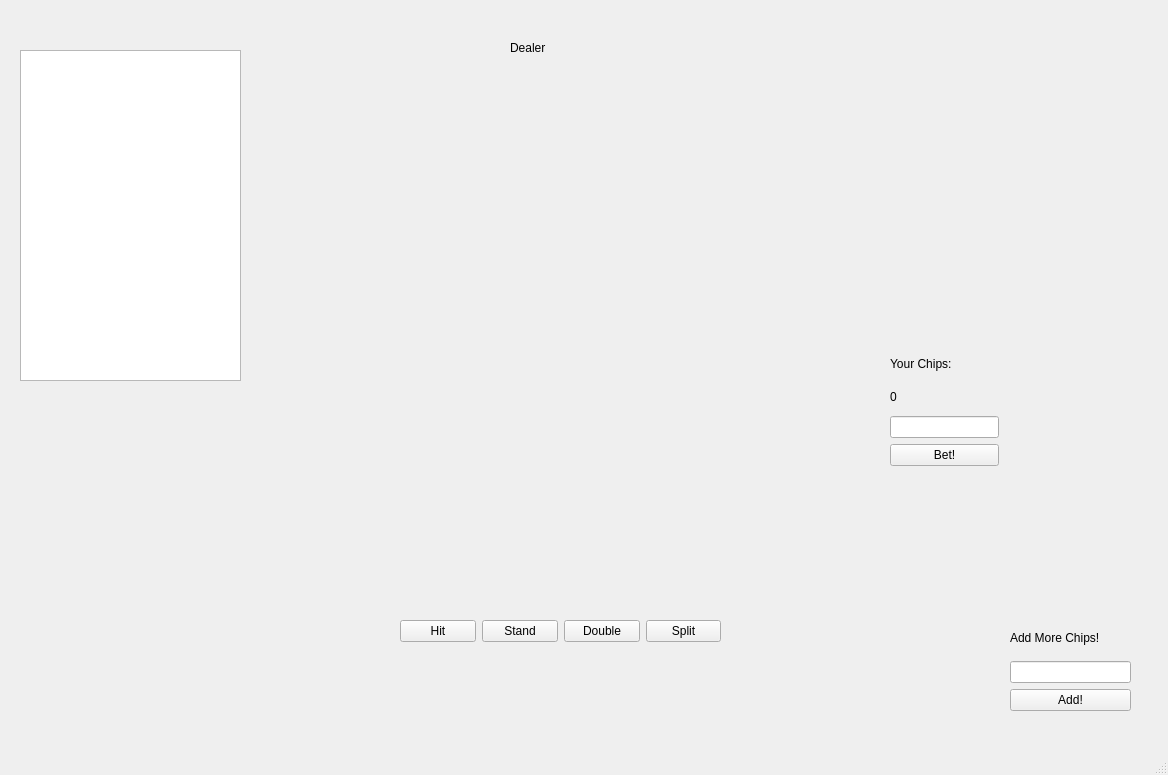
Above: BlackJackGUI/mainwindow.ui from Yur3te/BlackJack before the change. Below: the same form after it.
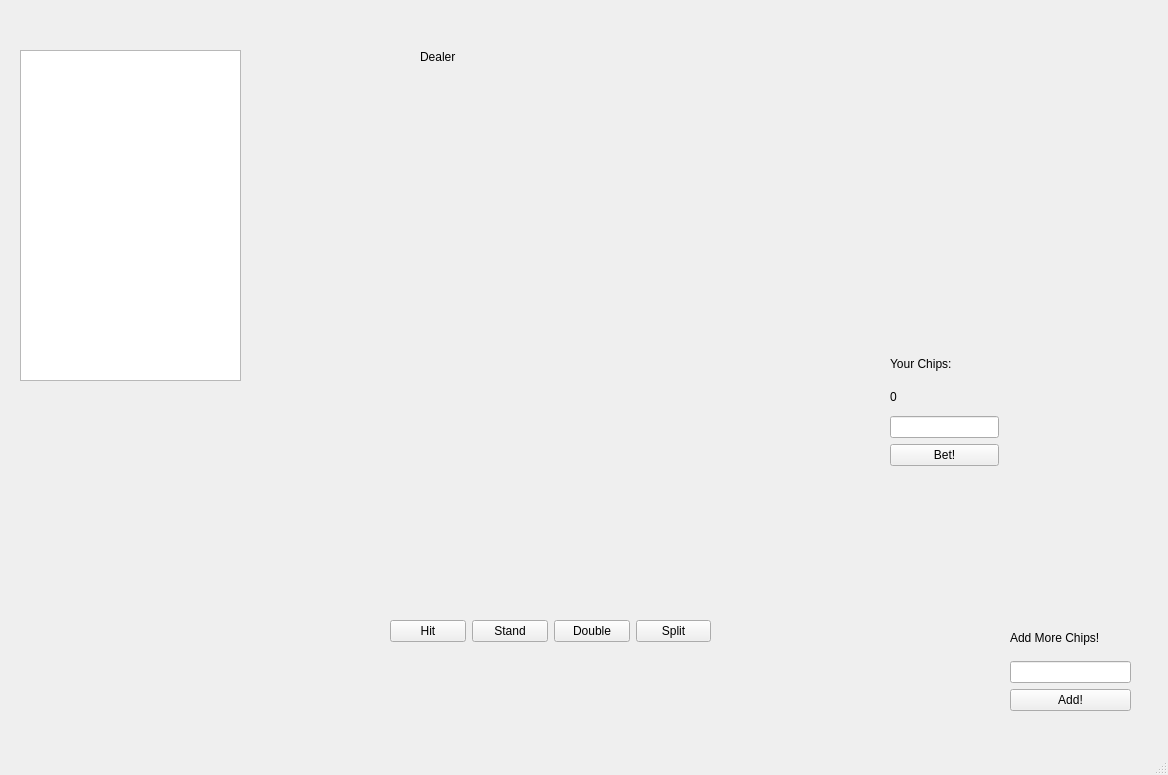
That is the form after the change.

What changed in the file:
```diff
--- a/BlackJackGUI/mainwindow.ui
+++ b/BlackJackGUI/mainwindow.ui
@@ -17,40 +17,27 @@
    <widget class="QWidget" name="dealerCardsWidget" native="true">
     <property name="geometry">
      <rect>
-      <x>320</x>
-      <y>70</y>
+      <x>340</x>
+      <y>90</y>
       <width>671</width>
       <height>171</height>
      </rect>
     </property>
    </widget>
-   <widget class="QLabel" name="label_2">
-    <property name="geometry">
-     <rect>
-      <x>510</x>
-      <y>40</y>
-      <width>49</width>
-      <height>16</height>
-     </rect>
-    </property>
-    <property name="text">
-     <string>Dealer</string>
-    </property>
-   </widget>
    <widget class="QWidget" name="playerCardsWidget" native="true">
     <property name="geometry">
      <rect>
-      <x>310</x>
-      <y>290</y>
-      <width>461</width>
-      <height>311</height>
+      <x>470</x>
+      <y>340</y>
+      <width>161</width>
+      <height>241</height>
      </rect>
     </property>
    </widget>
    <widget class="QWidget" name="gameButtonsWidget" native="true">
     <property name="geometry">
      <rect>
-      <x>400</x>
+      <x>390</x>
       <y>610</y>
       <width>321</width>
       <height>42</height>
@@ -136,8 +123,8 @@
    <widget class="QLabel" name="playerHandValue">
     <property name="geometry">
      <rect>
-      <x>520</x>
-      <y>270</y>
+      <x>510</x>
+      <y>310</y>
       <width>66</width>
       <height>18</height>
      </rect>
@@ -146,19 +133,6 @@
      <string/>
     </property>
    </widget>
-   <widget class="QLabel" name="dealerHandValue">
-    <property name="geometry">
-     <rect>
-      <x>550</x>
-      <y>40</y>
-      <width>49</width>
-      <height>16</height>
-     </rect>
-    </property>
-    <property name="text">
-     <string/>
-    </property>
-   </widget>
    <widget class="QWidget" name="widget" native="true">
     <property name="geometry">
      <rect>
@@ -188,6 +162,32 @@
      </item>
     </layout>
    </widget>
+   <widget class="QWidget" name="widget_2" native="true">
+    <property name="geometry">
+     <rect>
+      <x>420</x>
+      <y>40</y>
+      <width>121</width>
+      <height>34</height>
+     </rect>
+    </property>
+    <layout class="QHBoxLayout" name="horizontalLayout">
+     <item>
+      <widget class="QLabel" name="label_2">
+       <property name="text">
+        <string>Dealer</string>
+       </property>
+      </widget>
+     </item>
+     <item>
+      <widget class="QLabel" name="dealerHandValue">
+       <property name="text">
+        <string/>
+       </property>
+      </widget>
+     </item>
+    </layout>
+   </widget>
   </widget>
   <widget class="QMenuBar" name="menubar">
    <property name="geometry">
```
